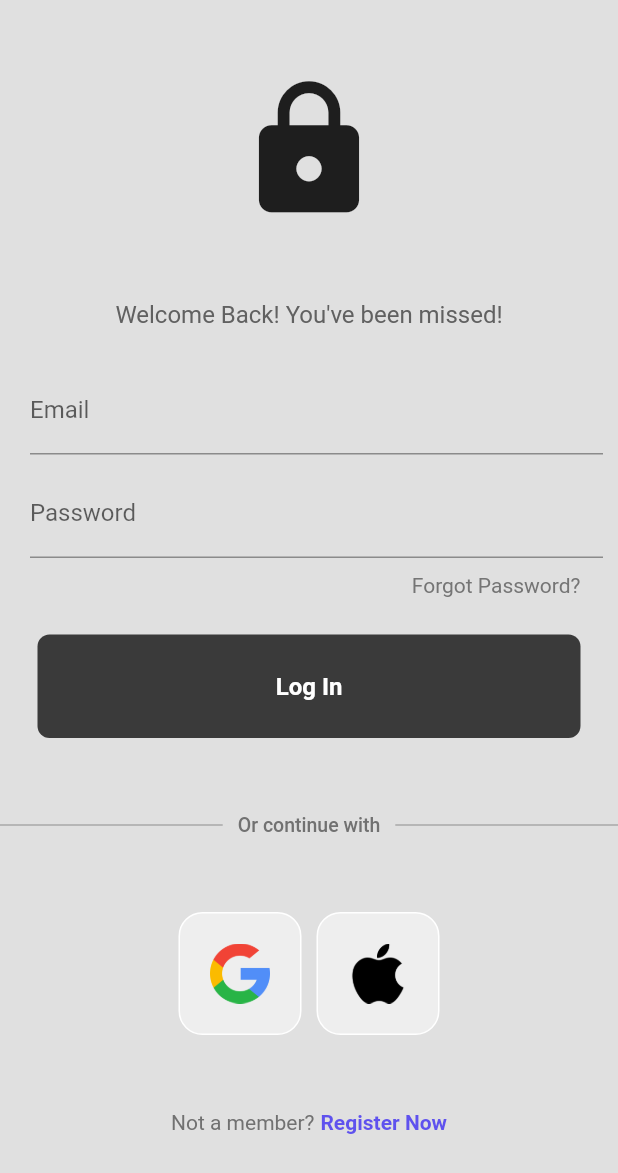
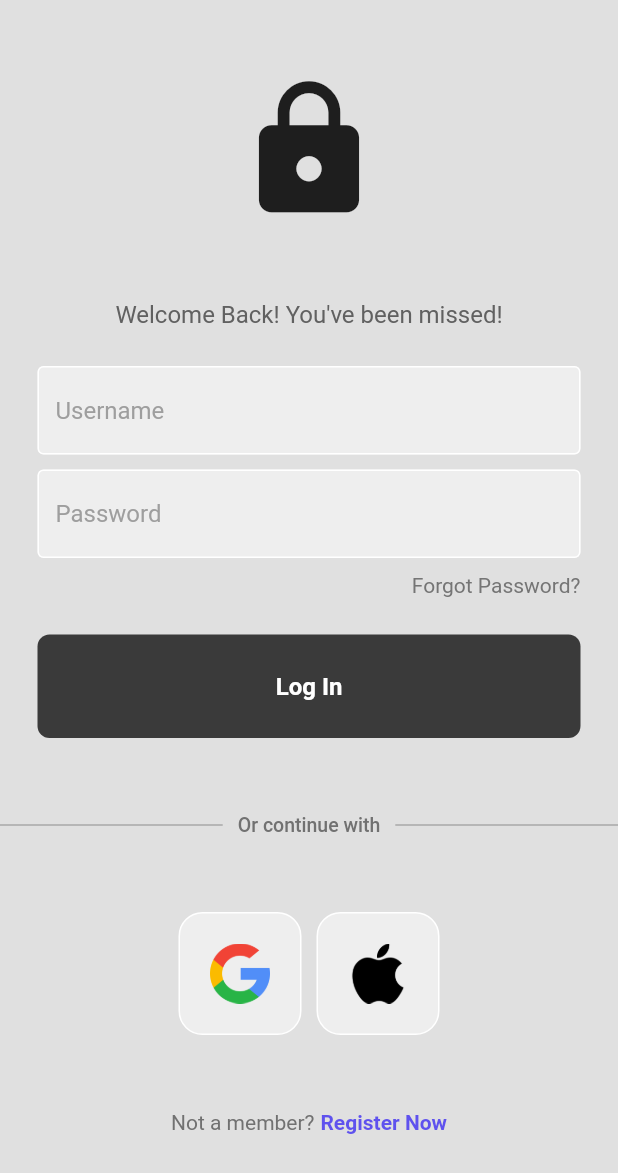
Before and after one commit to itssss-sweta/ToDoList, a Flutter app: the screen it shows after launch, on a phone screen of 412 x 824 dp. Shown: the top 1173 px of the screen. Run offline on Flutter 3.47's test engine with Material 2 defaults, Android fonts, the phone set to English and light mode, and no system bars.

Commit message:
loginpagevalid

```diff
--- a/lib/screen/component.dart
+++ b/lib/screen/component.dart
@@ -1,4 +1,4 @@
-// ignore_for_file: prefer_typing_uninitialized_variables
+// ignore_for_file: must_be_immutable, prefer_typing_uninitialized_variables
 
 import 'package:flutter/material.dart';
 
@@ -6,12 +6,14 @@ class MyTextField extends StatelessWidget {
   final controller;
   final String hintText;
   final bool obscureText;
+  String? Function(String?)? validator;
 
-  const MyTextField(
+  MyTextField(
       {super.key,
       required this.controller,
       required this.hintText,
-      required this.obscureText});
+      required this.obscureText,
+      this.validator});
 
   @override
   Widget build(BuildContext context) {
@@ -19,7 +21,7 @@ class MyTextField extends StatelessWidget {
       padding: const EdgeInsets.symmetric(
         horizontal: 25.0,
       ),
-      child: TextField(
+      child: TextFormField(
         controller: controller,
         obscureText: obscureText,
         decoration: InputDecoration(
@@ -34,6 +36,7 @@ class MyTextField extends StatelessWidget {
           hintText: hintText,
           hintStyle: TextStyle(color: Colors.grey[500]),
         ),
+        validator: validator != null ? (value) => validator!(value) : null,
       ),
     );
   }
--- a/lib/screen/login.dart
+++ b/lib/screen/login.dart
@@ -1,5 +1,6 @@
 import 'package:application1/constants/colors.dart';
 import 'package:application1/screen/button.dart';
+import 'package:application1/screen/component.dart';
 //import 'package:application1/screen/component.dart';
 import 'package:application1/screen/home.dart';
 import 'package:application1/screen/tiles.dart';
@@ -24,7 +25,7 @@ class _LoginState extends State<Login> {
   @override
   void initState() {
     super.initState();
-    _formKey = GlobalKey<FormState>(); // Initialize _formKey in initState
+    _formKey = GlobalKey<FormState>();
   }
 
   void signUserIn() {
@@ -71,18 +72,14 @@ class _LoginState extends State<Login> {
                     height: 25,
                   ),
                   //uname
-                  Container(
-                    padding: const EdgeInsets.only(left: 20, right: 10),
-                    child: Form(
+                  Form(
                     key: _formKey,
                     child: Column(
                       children: [
-                          TextFormField(
+                        MyTextField(
                           controller: usernameController,
-                            decoration:
-                                const InputDecoration(labelText: 'Email'),
-                            keyboardType: TextInputType.emailAddress,
-                            onFieldSubmitted: (value) {},
+                          hintText: 'Username',
+                          obscureText: false,
                           validator: (value) {
                             if (value!.isEmpty ||
                                 !RegExp(r"^[a-zA-Z0-9.a-zA-Z0-9,!#$%&'*+-/=?^_`{|}~]+@[a-zA-Z0-9]+\.[a-zA-Z]+")
@@ -97,13 +94,11 @@ class _LoginState extends State<Login> {
                           height: 10,
                         ),
                         //password
-                          Container(
-                            child: TextFormField(
-                              decoration:
-                                  const InputDecoration(labelText: 'Password'),
-                              keyboardType: TextInputType.visiblePassword,
+
+                        MyTextField(
+                          hintText: 'Password',
+                          controller: passwordController,
                           obscureText: true,
-                              onFieldSubmitted: (value) {},
                           validator: (value) {
                             if (value!.isEmpty) {
                               return 'Enter a valid password!';
@@ -111,9 +106,7 @@ class _LoginState extends State<Login> {
                             return null;
                           },
                         ),
-                          ),
                       ],
-                      ),
                     ),
                   ),
 
@@ -140,9 +133,7 @@ class _LoginState extends State<Login> {
                   //sign in
                   GestureDetector(
                     child: Button(
-                      onTap: () {
-                        signUserIn();
-                      },
+                      onTap: signUserIn,
                     ),
                   ),
 
```
Lines whose indentation alone changed are shown as unchanged.
